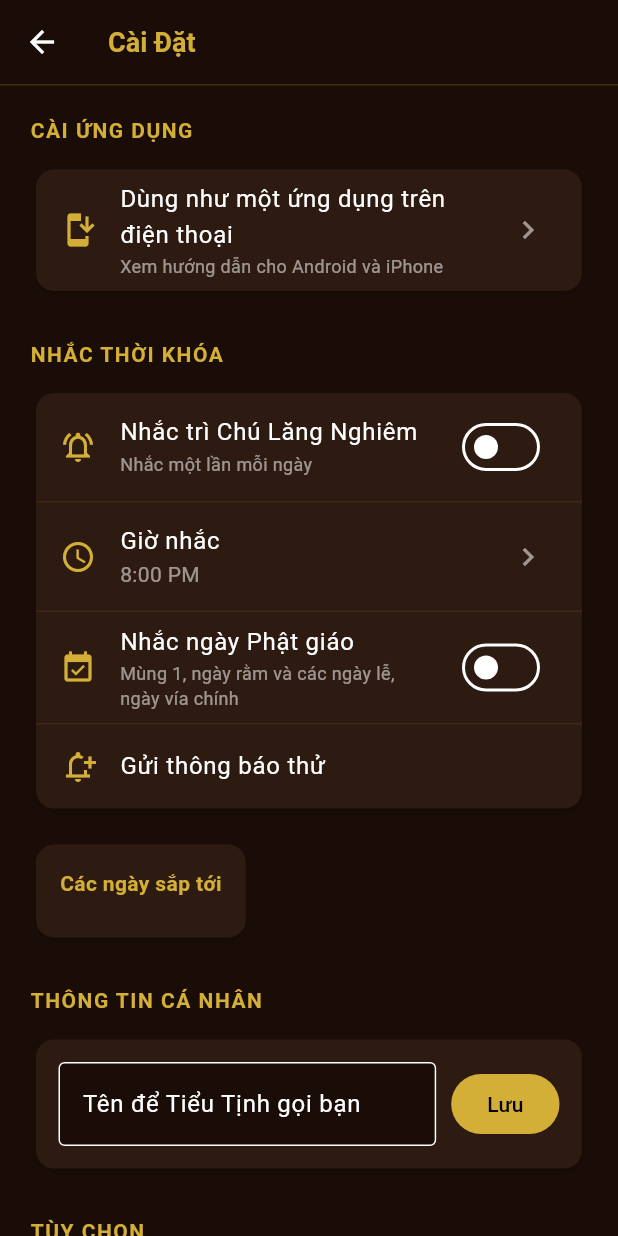
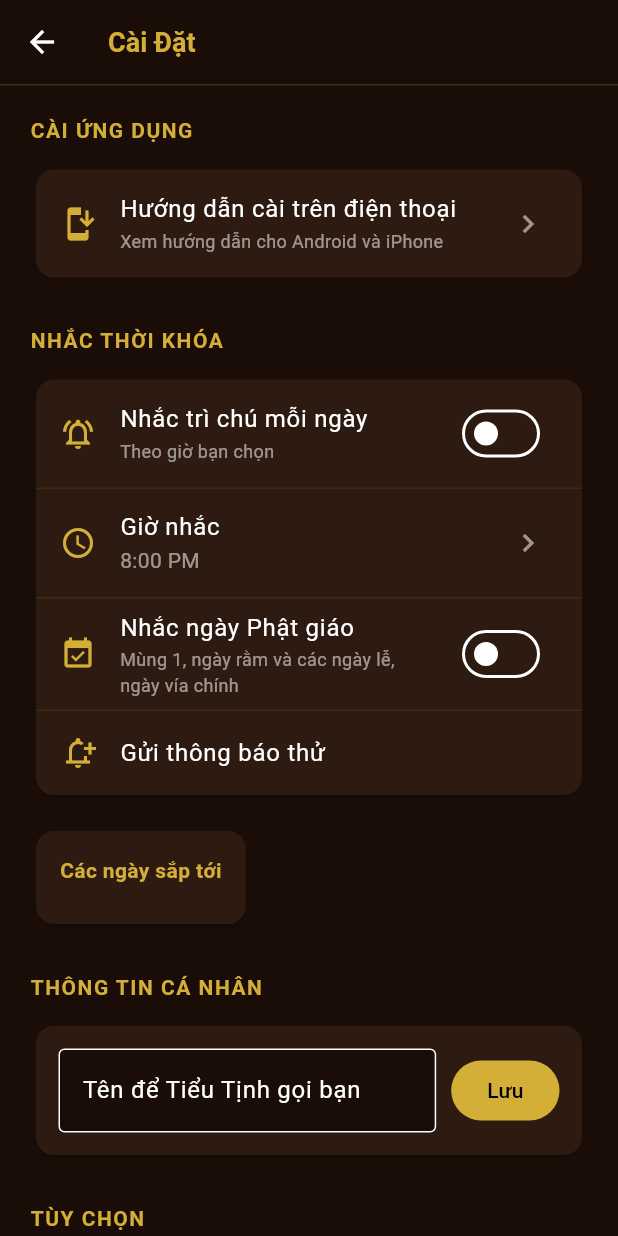
Before and after one commit to Kimanh2026/lang_nghiem_tam_canh, a Flutter app: the SettingsScreen screen opened directly with empty values, on a phone screen of 412 x 824 dp. Run offline on Flutter 3.47's test engine with Material 3 defaults, Android fonts, the phone set to English and light mode, and no system bars; our stand-ins replace flutter_dotenv, flutter_local_notifications, google_generative_ai, shared_preferences, timezone; missing offline and left inert: vnlunar; accounts and stored records are empty.

Commit message:
Polish mobile setup and verify Android reminders

```diff
--- a/lib/screens/settings_screen.dart
+++ b/lib/screens/settings_screen.dart
@@ -161,12 +161,12 @@ class _SettingsScreenState extends State<SettingsScreen> {
               const SizedBox(height: 18),
               _guideBlock(
                 'Android — dễ và đầy đủ nhất',
-                'Mở trang app bằng Chrome → bấm ⋮ → chọn “Cài đặt ứng dụng” hoặc “Thêm vào màn hình chính” → xác nhận Cài đặt.\n\nĐể nhận nhắc ổn định khi đã đóng app, hãy cài bản APK Android do tác giả cung cấp rồi cho phép Thông báo.',
+                'Mở trang app bằng Chrome → mở trình đơn ba chấm → chọn “Cài đặt ứng dụng” hoặc “Thêm vào màn hình chính” → xác nhận Cài đặt.\n\nĐể nhận nhắc ổn định khi đã đóng app, hãy cài bản APK Android do tác giả cung cấp rồi cho phép Thông báo.',
               ),
               const SizedBox(height: 14),
               _guideBlock(
                 'iPhone / iPad',
-                'Mở trang app bằng Safari → bấm nút Chia sẻ □↑ → “Thêm vào Màn hình chính” → bật “Mở dưới dạng ứng dụng web” → bấm Thêm.',
+                'Mở trang app bằng Safari → bấm biểu tượng Chia sẻ → “Thêm vào Màn hình chính” → bật “Mở dưới dạng ứng dụng web” → bấm Thêm.',
               ),
               const SizedBox(height: 14),
               const Text(
@@ -285,7 +285,7 @@ class _SettingsScreenState extends State<SettingsScreen> {
                   Icons.install_mobile,
                   color: Color(0xFFD4AF37),
                 ),
-                title: const Text('Dùng như một ứng dụng trên điện thoại'),
+                title: const Text('Hướng dẫn cài trên điện thoại'),
                 subtitle: const Text(
                   'Xem hướng dẫn cho Android và iPhone',
                   style: TextStyle(color: Colors.white54, fontSize: 12),
@@ -308,9 +308,9 @@ class _SettingsScreenState extends State<SettingsScreen> {
                       Icons.notifications_active_outlined,
                       color: Color(0xFFD4AF37),
                     ),
-                    title: const Text('Nhắc trì Chú Lăng Nghiêm'),
+                    title: const Text('Nhắc trì chú mỗi ngày'),
                     subtitle: const Text(
-                      'Nhắc một lần mỗi ngày',
+                      'Theo giờ bạn chọn',
                       style: TextStyle(color: Colors.white54, fontSize: 12),
                     ),
                     value: _dailyEnabled,
```
Also changed, not shown: 10 other files.
